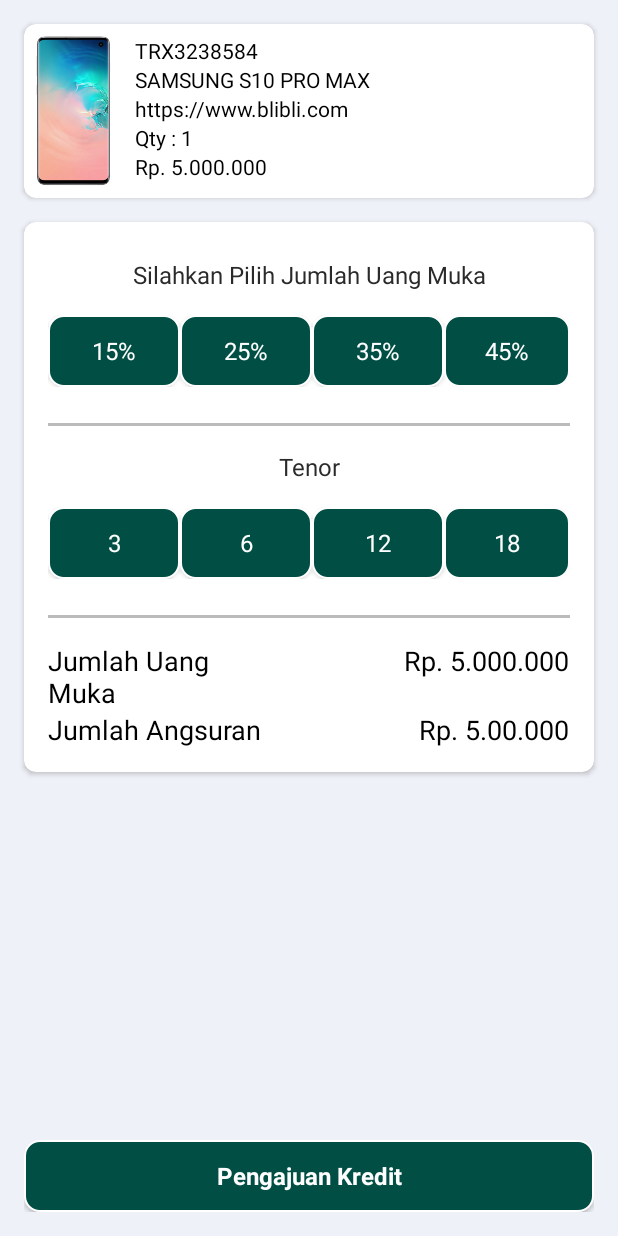
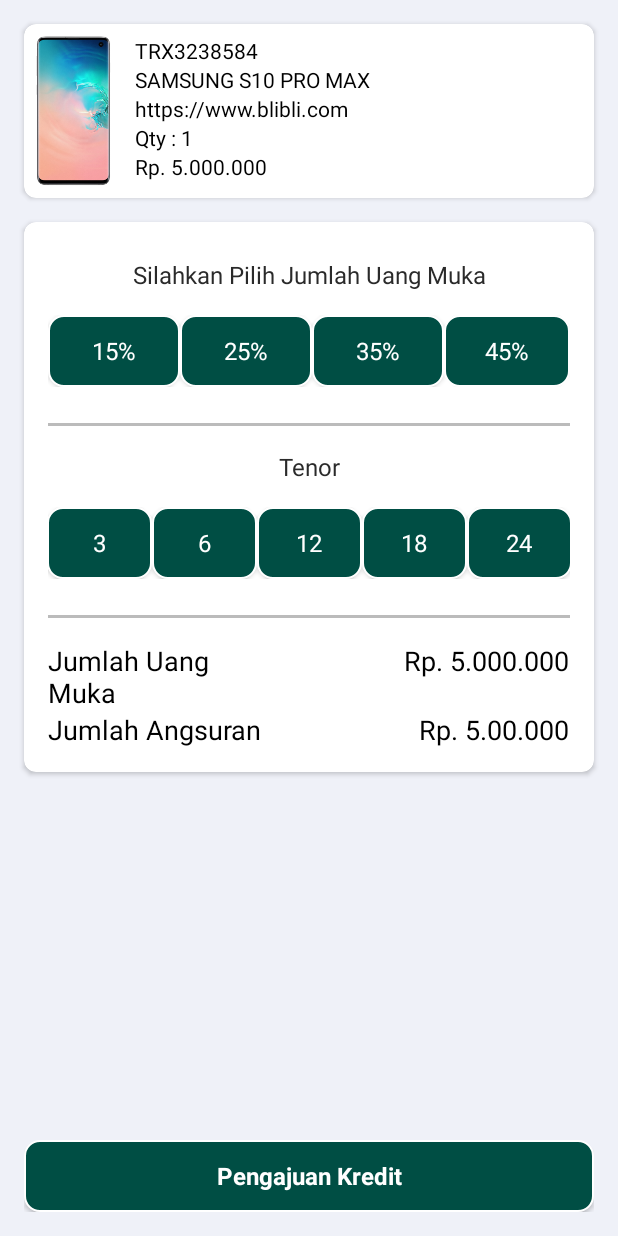
Before and after one commit to firzagustama/miniproject, an Android app: the layout pengajuan_kredit.xml on its own in the app's theme, with its tools: preview values and no code run, on a phone screen of 412 x 824 dp. Run offline under Robolectric (Android 15) with nearby library versions, the phone set to English and light mode, and no system bars.

Commit message:
Update Button Pengajuan Kredit

```diff
--- a/app/src/main/res/layout/pengajuan_kredit.xml
+++ b/app/src/main/res/layout/pengajuan_kredit.xml
@@ -191,7 +191,7 @@
 
             <Button
                 android:id="@+id/btn3"
-                android:layout_width="wrap_content"
+                android:layout_width="70dp"
                 android:layout_height="wrap_content"
                 android:textColor="@android:color/white"
                 android:text="3"
@@ -200,7 +200,7 @@
 
             <Button
                 android:id="@+id/btn6"
-                android:layout_width="wrap_content"
+                android:layout_width="70dp"
                 android:layout_height="wrap_content"
                 android:textColor="@android:color/white"
                 android:text="6"
@@ -209,7 +209,7 @@
 
             <Button
                 android:id="@+id/btn12"
-                android:layout_width="wrap_content"
+                android:layout_width="70dp"
                 android:layout_height="wrap_content"
                 android:textColor="@android:color/white"
                 android:text="12"
@@ -218,10 +218,19 @@
 
             <Button
                 android:id="@+id/btn18"
-                android:layout_width="wrap_content"
+                android:layout_width="70dp"
                 android:layout_height="wrap_content"
                 android:textColor="@android:color/white"
                 android:text="18"
+                android:background="@drawable/corner_border_gade"
+                />
+
+            <Button
+                android:id="@+id/btn24"
+                android:layout_width="70dp"
+                android:layout_height="wrap_content"
+                android:textColor="@android:color/white"
+                android:text="24"
                 android:background="@drawable/corner_border_gade"
                 />
 
```
